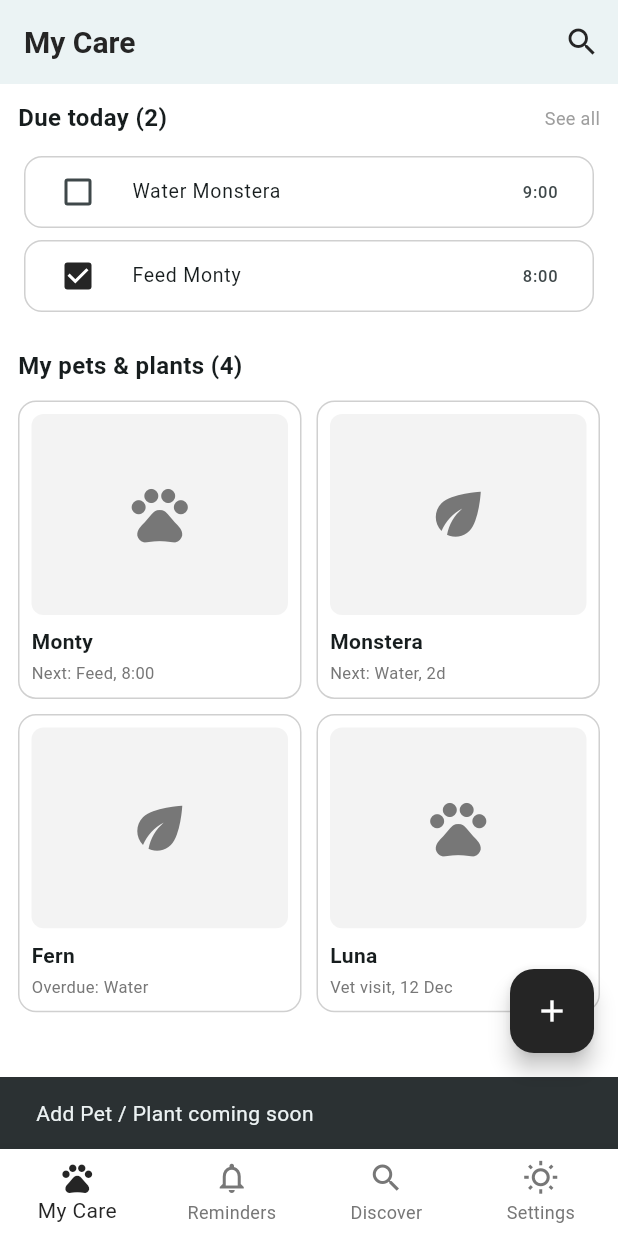
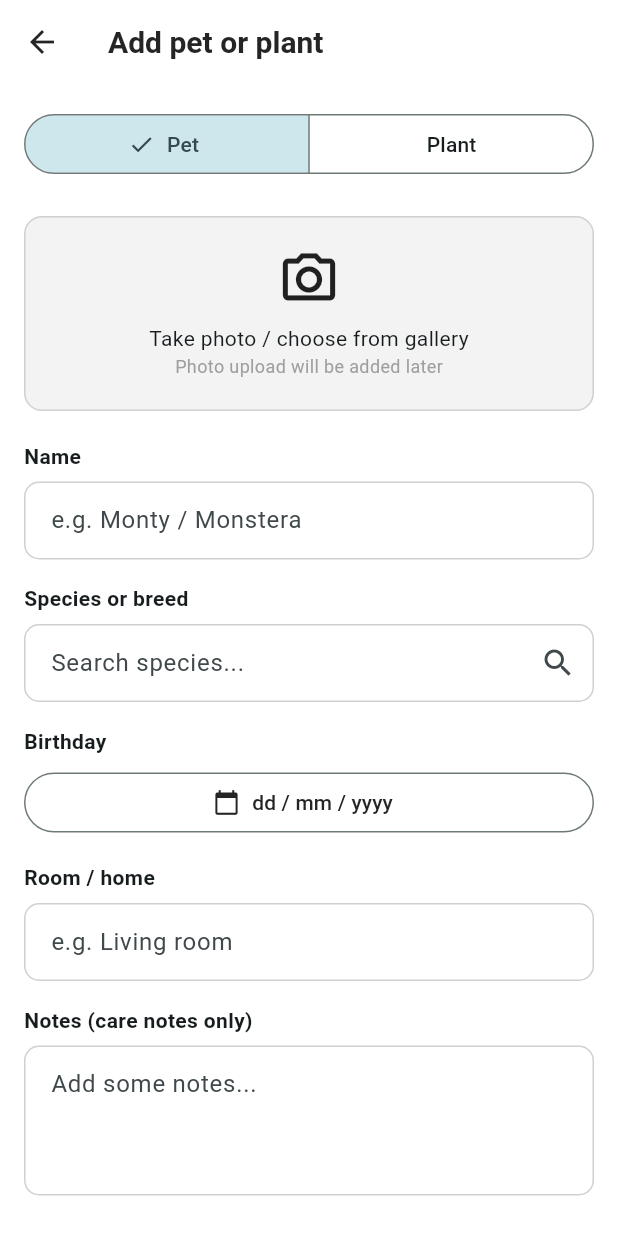
Before and after one commit to AMAN-X12/paw-leaf, a Flutter app: the HomeScreen screen opened by its route, scrolled down 69 dp, after a tap on the "add" icon, on a phone screen of 412 x 824 dp. Run offline on Flutter 3.47's test engine with Material 3 defaults, Android fonts, the phone set to English and light mode, and no system bars; our stand-ins replace go_router.

Commit message:
added pet/plant addition and detail screen

```diff
--- a/lib/app/router.dart
+++ b/lib/app/router.dart
@@ -3,6 +3,8 @@ import 'package:go_router/go_router.dart';
 
 import '../presentation/screens/login_screen.dart';
 import '../presentation/screens/home_screen.dart';
+import '../presentation/screens/add_item_screen.dart';
+import '../presentation/screens/item_detail_screen.dart';
 
 final appRouter = GoRouter(
   initialLocation: '/login',
@@ -16,5 +18,19 @@ final appRouter = GoRouter(
       path: '/home',
       builder: (context, state) => const HomeScreen(),
     ),
+    GoRoute(
+  path: '/items/new',
+  builder: (context, state) => const AddItemScreen(),
+),
+
+GoRoute(
+  path: '/items/:id',
+  builder: (context, state) => const ItemDetailScreen(),
+),
+
+GoRoute(
+  path: '/items/:id/edit',
+  builder: (context, state) => const AddItemScreen(),
+),
   ],
 );
--- a/lib/app/theme.dart
+++ b/lib/app/theme.dart
@@ -8,6 +8,7 @@ class AppColors {
   static const Color border = Color(0xFFD0D0D0);
   static const Color secondaryText = Color(0xFF777777);
   static const Color error = Color(0xFFB83D3D);
+  static const Color lightSurface = Color(0xFFF3F3F3);
 }
 
 final ThemeData appTheme = ThemeData(
--- /dev/null
+++ b/lib/presentation/screens/add_item_screen.dart
@@ -0,0 +1,208 @@
+
+import 'package:flutter/material.dart';
+import 'package:go_router/go_router.dart';
+
+import '../../app/theme.dart';
+
+class AddItemScreen extends StatefulWidget {
+  const AddItemScreen({super.key});
+
+  @override
+  State<AddItemScreen> createState() => _AddItemScreenState();
+}
+
+class _AddItemScreenState extends State<AddItemScreen> {
+  final _formKey = GlobalKey<FormState>();
+
+  final _nameController = TextEditingController();
+  final _speciesController = TextEditingController();
+  final _roomController = TextEditingController();
+  final _notesController = TextEditingController();
+
+  String selectedType = 'Pet';
+  DateTime? selectedDate;
+  bool suggestReminders = true;
+
+  @override
+  void dispose() {
+    _nameController.dispose();
+    _speciesController.dispose();
+    _roomController.dispose();
+    _notesController.dispose();
+    super.dispose();
+  }
+
+  Future<void> _pickDate() async {
+    final date = await showDatePicker(
+      context: context,
+      initialDate: DateTime.now(),
+      firstDate: DateTime(2000),
+      lastDate: DateTime.now(),
+    );
+
+    if (date != null) {
+      setState(() => selectedDate = date);
+    }
+  }
+
+  void _saveItem() {
+    if (!_formKey.currentState!.validate()) return;
+
+    ScaffoldMessenger.of(context).showSnackBar(
+      SnackBar(content: Text('${_nameController.text} saved successfully!')),
+    );
+
+    context.go('/home');
+  }
+
+  @override
+  Widget build(BuildContext context) {
+    return Scaffold(
+      appBar: AppBar(
+        title: const Text('Add pet or plant'),
+        leading: IconButton(
+          icon: const Icon(Icons.arrow_back),
+          onPressed: () => context.pop(),
+        ),
+      ),
+      body: Form(
+        key: _formKey,
+        child: ListView(
+          padding: const EdgeInsets.all(16),
+          children: [
+            SegmentedButton<String>(
+              segments: const [
+                ButtonSegment(value: 'Pet', label: Text('Pet')),
+                ButtonSegment(value: 'Plant', label: Text('Plant')),
+              ],
+              selected: {selectedType},
+              onSelectionChanged: (value) {
+                setState(() => selectedType = value.first);
+              },
+            ),
+
+            const SizedBox(height: 24),
+
+            Container(
+              height: 130,
+              decoration: BoxDecoration(
+                color: AppColors.lightSurface,
+                borderRadius: BorderRadius.circular(12),
+                border: Border.all(color: AppColors.border),
+              ),
+              child: const Column(
+                mainAxisAlignment: MainAxisAlignment.center,
+                children: [
+                  Icon(Icons.camera_alt_outlined, size: 42),
+                  SizedBox(height: 8),
+                  Text('Take photo / choose from gallery'),
+                  Text(
+                    'Photo upload will be added later',
+                    style: TextStyle(color: Colors.grey, fontSize: 12),
+                  ),
+                ],
+              ),
+            ),
+
+            const SizedBox(height: 20),
+
+            _buildLabel('Name'),
+            TextFormField(
+              controller: _nameController,
+              decoration: const InputDecoration(
+                hintText: 'e.g. Monty / Monstera',
+              ),
+              validator: (value) =>
+                  value == null || value.trim().isEmpty
+                      ? 'Please enter a name'
+                      : null,
+            ),
+
+            const SizedBox(height: 16),
+
+            _buildLabel(selectedType == 'Pet' ? 'Species or breed' : 'Species'),
+            TextFormField(
+              controller: _speciesController,
+              decoration: const InputDecoration(
+                hintText: 'Search species...',
+                suffixIcon: Icon(Icons.search),
+              ),
+              validator: (value) =>
+                  value == null || value.trim().isEmpty
+                      ? 'Please enter a species'
+                      : null,
+            ),
+
+            const SizedBox(height: 16),
+
+            _buildLabel(
+              selectedType == 'Pet' ? 'Birthday' : 'Acquired date',
+            ),
+            OutlinedButton.icon(
+              onPressed: _pickDate,
+              icon: const Icon(Icons.calendar_today),
+              label: Text(
+                selectedDate == null
+                    ? 'dd / mm / yyyy'
+                    : '${selectedDate!.day}/${selectedDate!.month}/${selectedDate!.year}',
+              ),
+            ),
+
+            const SizedBox(height: 16),
+
+            _buildLabel('Room / home'),
+            TextFormField(
+              controller: _roomController,
+              decoration: const InputDecoration(
+                hintText: 'e.g. Living room',
+              ),
+            ),
+
+            const SizedBox(height: 16),
+
+            _buildLabel('Notes (care notes only)'),
+            TextFormField(
+              controller: _notesController,
+              maxLines: 3,
+              decoration: const InputDecoration(
+                hintText: 'Add some notes...',
+              ),
+            ),
+
+            const SizedBox(height: 12),
+
+            CheckboxListTile(
+              contentPadding: EdgeInsets.zero,
+              value: suggestReminders,
+              title: const Text('Suggest reminders from species'),
+              controlAffinity: ListTileControlAffinity.leading,
+              onChanged: (value) {
+                setState(() => suggestReminders = value ?? false);
+              },
+            ),
+
+            const SizedBox(height: 20),
+
+            SizedBox(
+              height: 52,
+              child: ElevatedButton(
+                onPressed: _saveItem,
+                child: const Text('Save'),
+              ),
+            ),
+          ],
+        ),
+      ),
+    );
+  }
+
+  Widget _buildLabel(String text) {
+    return Padding(
+      padding: const EdgeInsets.only(bottom: 7),
+      child: Text(
+        text,
+        style: const TextStyle(fontWeight: FontWeight.w600),
+      ),
+    );
+  }
+}
--- a/lib/presentation/screens/home_screen.dart
+++ b/lib/presentation/screens/home_screen.dart
@@ -1,5 +1,6 @@
 
 import 'package:flutter/material.dart';
+import 'package:go_router/go_router.dart';
 
 import '../../app/theme.dart';
 import '../../data/sample_data.dart';
@@ -35,9 +36,7 @@ class _HomeScreenState extends State<HomeScreen> {
         actions: [
           IconButton(
             onPressed: () {
-              ScaffoldMessenger.of(context).showSnackBar(
-                const SnackBar(content: Text('Search coming soon')),
-              );
+              context.push('/discover');
             },
             icon: const Icon(Icons.search),
           ),
@@ -78,8 +77,8 @@ class _HomeScreenState extends State<HomeScreen> {
           const SizedBox(height: 20),
 
           // Due today
-          const SectionTitle(
-            title: 'Due today (2)',
+          SectionTitle(
+            title: 'Due today (${sampleTasks.length})',
             action: 'See all',
           ),
 
@@ -134,9 +133,9 @@ class _HomeScreenState extends State<HomeScreen> {
 
               return InkWell(
                 onTap: () {
-                  ScaffoldMessenger.of(context).showSnackBar(
-                    SnackBar(content: Text('${item.name} selected')),
-                  );
+                  // Open item detail screen.
+                  // Temporary ID until sample data has real IDs.
+                  context.push('/items/1');
                 },
                 borderRadius: BorderRadius.circular(12),
                 child: Container(
@@ -198,29 +197,35 @@ class _HomeScreenState extends State<HomeScreen> {
         ],
       ),
 
+      // Add pet or plant
       floatingActionButton: FloatingActionButton(
         backgroundColor: AppColors.primary,
         foregroundColor: Colors.white,
         onPressed: () {
-          ScaffoldMessenger.of(context).showSnackBar(
-            const SnackBar(content: Text('Add Pet / Plant coming soon')),
-          );
+          context.push('/items/new');
         },
         child: const Icon(Icons.add),
       ),
 
+      // Bottom navigation
       bottomNavigationBar: BottomNavigationBar(
         type: BottomNavigationBarType.fixed,
         currentIndex: 0,
         selectedItemColor: AppColors.primary,
         unselectedItemColor: AppColors.secondaryText,
         onTap: (index) {
-          if (index != 0) {
-            ScaffoldMessenger.of(context).showSnackBar(
-              const SnackBar(
-                content: Text('This section is being developed'),
-              ),
-            );
+          switch (index) {
+            case 0:
+              break;
+
+            case 1:
+              context.go('/reminders');
+
+            case 2:
+              context.go('/discover');
+
+            case 3:
+              context.go('/settings');
           }
         },
         items: const [
@@ -237,7 +242,7 @@ class _HomeScreenState extends State<HomeScreen> {
             label: 'Discover',
           ),
           BottomNavigationBarItem(
-            icon: Icon(Icons.wb_sunny_outlined),
+            icon: Icon(Icons.settings_outlined),
             label: 'Settings',
           ),
         ],
```
Also changed, not shown: lib/presentation/screens/item_detail_screen.dart (added, +229 -0 lines), lib/main.dart (line endings or trailing spaces), lib/presentation/screens/care_log_screen.dart (added), lib/presentation/screens/photo_timeline_screen.dart (added).
